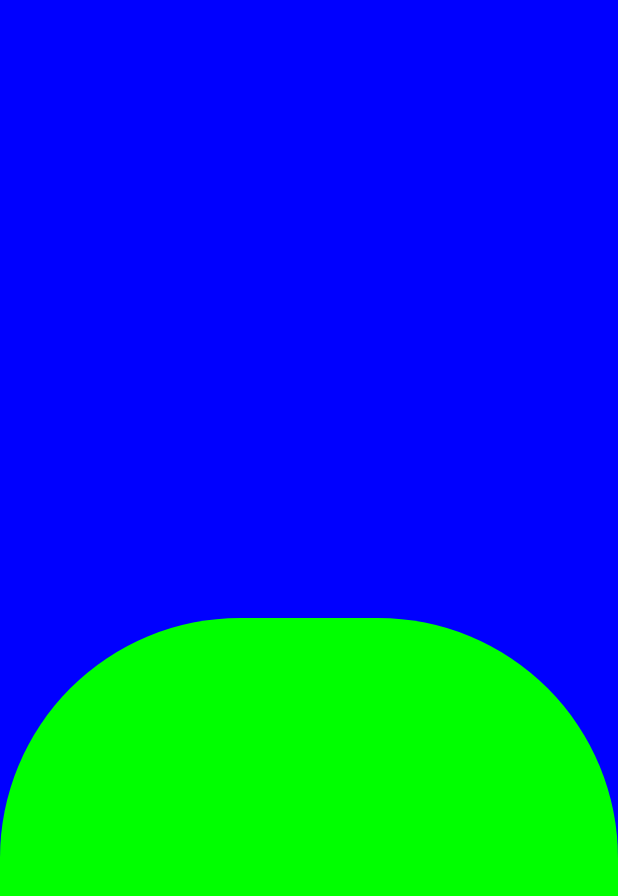
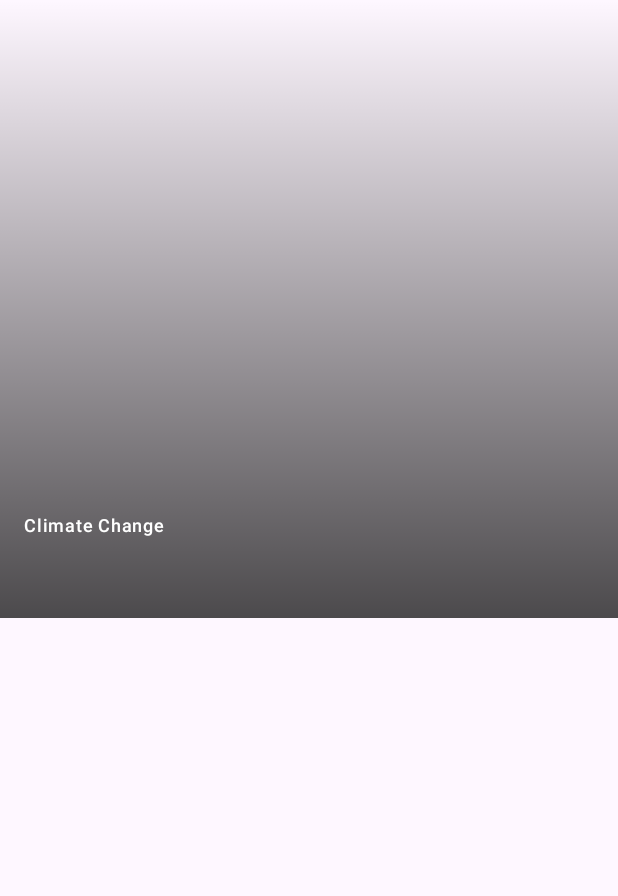
Before and after one commit to Yusuf-Solmaz/NewsZone, an Android app built with Jetpack Compose: the ArticleDetailScreen screen opened through its navigation route, on a phone screen of 412 x 824 dp. Shown: the top 896 px of the screen. Run offline under Robolectric (Android 15) with nearby library versions, the phone set to English and light mode, and no system bars; our stand-ins replace Dagger/Hilt's generated code, accompanist; pictures from the network do not load.

Commit message:
feat: add article image and title

```diff
--- a/presentation/src/main/java/com/yms/presentation/article_detail/ArticleDetailScreen.kt
+++ b/presentation/src/main/java/com/yms/presentation/article_detail/ArticleDetailScreen.kt
@@ -3,47 +3,106 @@ package com.yms.presentation.article_detail
 
 import androidx.compose.foundation.background
 import androidx.compose.foundation.layout.Box
-import androidx.compose.foundation.layout.fillMaxHeight
+import androidx.compose.foundation.layout.Column
+import androidx.compose.foundation.layout.Spacer
 import androidx.compose.foundation.layout.fillMaxSize
 import androidx.compose.foundation.layout.fillMaxWidth
-import androidx.compose.foundation.shape.RoundedCornerShape
+import androidx.compose.foundation.layout.height
+import androidx.compose.foundation.layout.padding
+import androidx.compose.material3.MaterialTheme
+import androidx.compose.material3.Text
 import androidx.compose.runtime.Composable
+import androidx.compose.runtime.DisposableEffect
 import androidx.compose.ui.Alignment
 import androidx.compose.ui.Modifier
-import androidx.compose.ui.draw.clip
+import androidx.compose.ui.graphics.Brush
 import androidx.compose.ui.graphics.Color
+import androidx.compose.ui.layout.ContentScale
+import androidx.compose.ui.text.font.FontWeight
 import androidx.compose.ui.tooling.preview.Preview
 import androidx.compose.ui.unit.dp
+import androidx.compose.ui.unit.sp
+import coil.compose.AsyncImage
+import com.google.accompanist.systemuicontroller.rememberSystemUiController
 import com.yms.utils.ArticleState
 
+@Composable
+fun ArticleDetailScreen(sharedState: ArticleState, modifier: Modifier = Modifier) {
 
-@Composable
-fun ArticleDetailScreen(sharedState: ArticleState) {
+    val systemUiController = rememberSystemUiController()
+
+
+    DisposableEffect(Unit) {
+        systemUiController.isStatusBarVisible = false
+        onDispose {
+            systemUiController.isStatusBarVisible = true
+        }
+    }
+
     val article = sharedState.article
 
-    Box(modifier = Modifier.fillMaxSize()) {
-
+    Column(
+        modifier = modifier
+            .fillMaxSize()
+            .background(MaterialTheme.colorScheme.background)
+    ) {
         Box(
             modifier = Modifier
-                .fillMaxSize()
-                .background(Color.Blue)
-        ){
+                .weight(1f)
+                .fillMaxWidth()
+        ) {
+            if (article != null) {
+                AsyncImage(
+                    model = article.urlToImage,
+                    contentDescription = "Article Image",
+                    modifier = Modifier.fillMaxSize(),
+                    contentScale = ContentScale.Crop
+                )
+            }
 
+            Box(
+                modifier = Modifier
+                    .fillMaxSize()
+                    .background(
+                        Brush.verticalGradient(
+                            colors = listOf(Color.Transparent, Color.Black.copy(alpha = 0.7f)),
+                            startY = 0f
+                        )
+                    )
+                    .padding(16.dp),
+                contentAlignment = Alignment.BottomStart
+            ) {
+                Column {
+                    Text(
+                        text = "Climate Change",
+                        style = MaterialTheme.typography.labelSmall,
+                        color = Color.White
+                    )
+
+                    Spacer(modifier = Modifier.height(8.dp))
+                    Text(
+                        text = article?.title ?: "",
+                        style = MaterialTheme.typography.titleLarge,
+                        color = Color.White,
+                        fontWeight = FontWeight.Bold
+                    )
+                }
+            }
         }
 
-        Box(
+        Column(
             modifier = Modifier
+                .weight(1f)
                 .fillMaxWidth()
-                .fillMaxHeight(0.5f)
-                .clip(RoundedCornerShape(topStart = 160.dp, topEnd = 160.dp))
-                .background(Color.Green)
-                .align(Alignment.BottomCenter)
-        ){
-
+                .padding(16.dp)
+        ) {
+            Text(
+                text = article?.content ?: "",
+                style = MaterialTheme.typography.bodyMedium,
+                color = Color.Black,
+                lineHeight = 20.sp
+            )
         }
-
-
-
     }
 }
 
```
